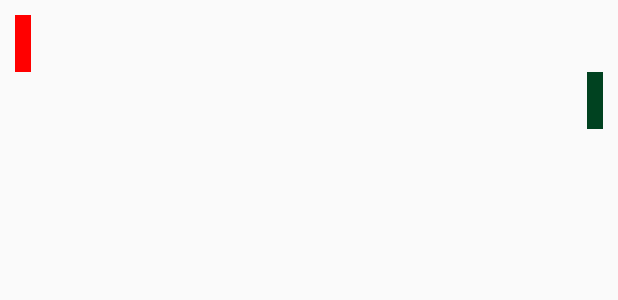
After one commit to Gyps0phila/FirstTest, an Android app: the layout msg_item.xml on its own in the app's theme, with its tools: preview values and no code run, on a phone screen of 412 x 824 dp. The commit adds this screen. Shown: the top 300 px of the screen. Run offline under Robolectric (Android 15) with nearby library versions, the phone set to English and light mode, and no system bars.

Commit message:
baseaty and msg

```diff
--- a/src/main/java/com/example/gypsophila/dailytest/MainActivity.java
+++ b/src/main/java/com/example/gypsophila/dailytest/MainActivity.java
@@ -331,6 +331,9 @@ public class MainActivity extends ActionBarActivity implements View.OnClickListe
                 startActivity(new Intent(this, SQLiteDataBaseAty.class));
                 break;
             }
+            case R.id.btn_cr: {
+                startActivity(new Intent(this,ContentResolverAty.class));
+            }
         }
     }
     @Override
--- /dev/null
+++ b/src/main/res/layout/msg_item.xml
@@ -0,0 +1,40 @@
+<?xml version="1.0" encoding="utf-8"?>
+<LinearLayout xmlns:android="http://schemas.android.com/apk/res/android"
+    android:padding="10dp"
+    android:orientation="vertical"
+    android:layout_width="match_parent" android:layout_height="match_parent">
+
+    <LinearLayout
+        android:id="@+id/left_layout"
+        android:layout_width="wrap_content"
+        android:layout_height="wrap_content"
+        android:layout_gravity="left"
+        android:background="#ff0000">
+        <TextView
+            android:gravity="center"
+            android:textSize="20sp"
+            android:layout_margin="5dp"
+            android:textColor="#fff"
+            android:id="@+id/left_msg"
+            android:layout_width="wrap_content"
+            android:layout_height="wrap_content" />
+    </LinearLayout>
+
+    <LinearLayout
+        android:id="@+id/right_layout"
+        android:layout_width="wrap_content"
+        android:layout_height="wrap_content"
+        android:background="#004220"
+        android:layout_gravity="right">
+        <TextView
+            android:id="@+id/right_msg"
+            android:gravity="center"
+            android:textColor="#fff"
+            android:textSize="20sp"
+            android:layout_margin="5dp"
+            android:layout_width="wrap_content"
+            android:layout_height="wrap_content" />
+    </LinearLayout>
+
+
+</LinearLayout>
```
Also changed, not shown: src/main/java/com/example/gypsophila/dailytest/BaseAty.java (added, +17 -0 lines), src/main/java/com/example/gypsophila/file/FileAty.java (+14 -10 lines), src/main/java/com/example/gypsophila/msg/Msg.java (added, +25 -0 lines), src/main/java/com/example/gypsophila/msg/MsgAdapter.java (added, +62 -0 lines), src/main/java/com/example/gypsophila/msg/MsgAty.java (added, +63 -0 lines), src/main/res/layout/activity_main.xml (+8 -0 lines), src/main/res/layout/msg.xml (added, +32 -0 lines).
